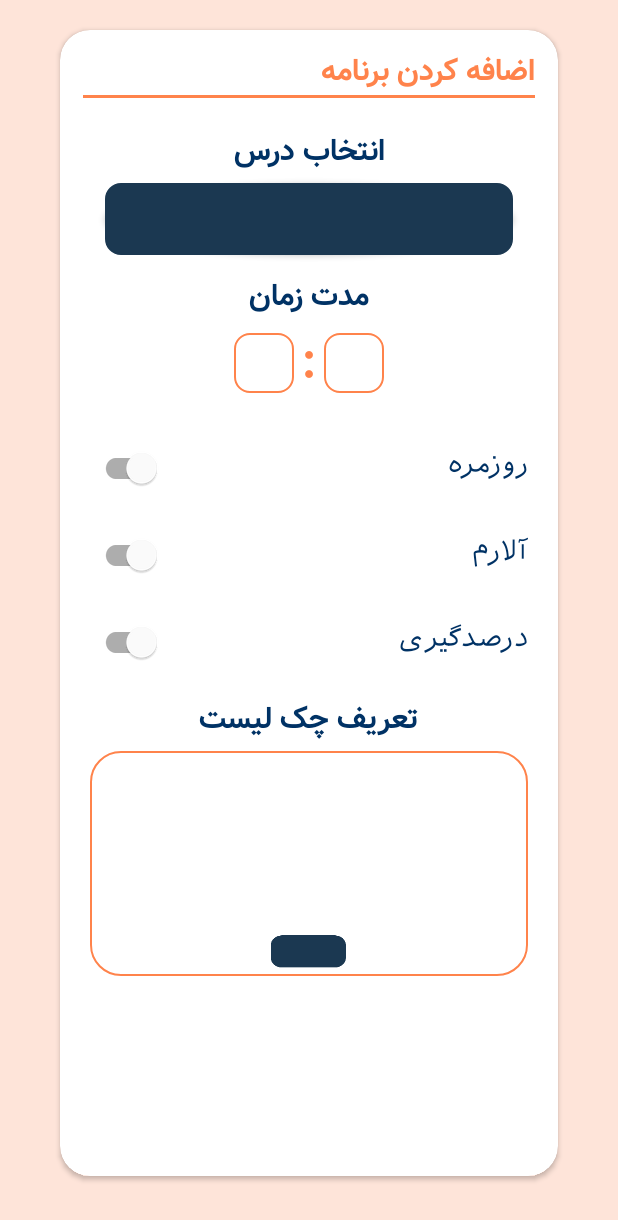
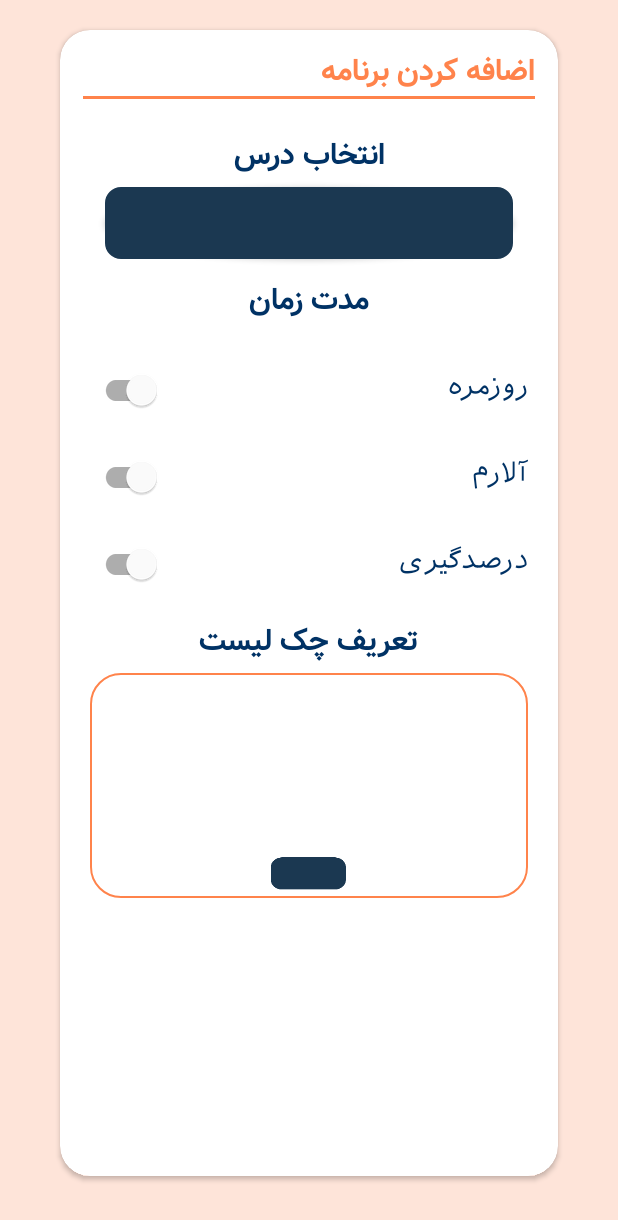
Before and after one commit to TarashGroup/TarashPlaningApp, an Android app: the layout activity_add_plan.xml on its own in the app's theme, with its tools: preview values and no code run, on a phone screen of 412 x 824 dp. Shown: the top 1220 px of the screen. Run offline under Robolectric (Android 15) with nearby library versions, the phone set to English and light mode, and no system bars.

Commit message:
Merge remote-tracking branch 'origin/master' into master

```diff
--- a/app/src/main/java/com/example/myclock/MainActivity.java
+++ b/app/src/main/java/com/example/myclock/MainActivity.java
@@ -32,6 +32,7 @@ public class MainActivity extends AppCompatActivity {
         String a = "F android studio & git";
         setContentView(R.layout.activity_main);
         //Another Easter Egg
+        //kodoom koskeshi ino pak kard ?
 
         Typeface typeface = ResourcesCompat.getFont(this, R.font.iransans);
 
--- a/app/src/main/res/layout/activity_add_plan.xml
+++ b/app/src/main/res/layout/activity_add_plan.xml
@@ -19,12 +19,6 @@
 
 
         >
-
-        <LinearLayout
-            android:layout_width="match_parent"
-            android:layout_height="match_parent"
-            android:orientation="vertical">
-
         <TextView
             android:layout_width="match_parent"
             android:layout_height="wrap_content"
@@ -41,13 +35,26 @@
             android:layout_width="match_parent"
             android:layout_height="2dp"
             android:layout_marginHorizontal="15dp"
+            android:layout_marginTop="44dp"
             android:background="@color/Bar" />
+
+        <ScrollView
+            android:layout_width="match_parent"
+            android:layout_height="wrap_content"
+            android:layout_marginTop="48dp"
+            >
+            <LinearLayout
+            android:layout_width="match_parent"
+            android:layout_height="wrap_content"
+            android:orientation="vertical"
+            >
+
 
             <TextView
                 android:layout_width="wrap_content"
                 android:layout_height="wrap_content"
                 android:layout_gravity="center"
-                android:layout_marginTop="18sp"
+                android:layout_marginTop="18dp"
                 android:fontFamily="@font/vazir"
                 android:text="@string/chooseCourse"
                 android:textColor="@color/colorPrimaryDark"
@@ -74,40 +81,7 @@
                 android:textColor="@color/colorPrimaryDark"
                 android:textSize="20sp" />
 
-            <LinearLayout
-                android:layout_width="match_parent"
-                android:layout_height="wrap_content"
-                android:layout_marginTop="3dp"
-                android:gravity="center"
-                android:orientation="horizontal">
 
-                <Spinner
-                    android:id="@+id/sp_hour"
-                    android:layout_width="40dp"
-                    android:layout_height="40dp"
-                    android:background="@drawable/bounds_for_clock_spinner"
-                    android:gravity="center"
-                    android:textAlignment="center"
-                    android:textColor="@color/Bar" />
-
-                <TextView
-                    android:layout_width="wrap_content"
-                    android:layout_height="wrap_content"
-                    android:layout_marginHorizontal="5dp"
-                    android:fontFamily="@font/vazir"
-                    android:text=":"
-                    android:textColor="@color/Bar"
-                    android:textSize="30dp" />
-
-                <Spinner
-                    android:id="@+id/sp_minute"
-                    android:layout_width="40dp"
-                    android:layout_height="40dp"
-                    android:background="@drawable/bounds_for_clock_spinner"
-                    android:gravity="center"
-                    android:textAlignment="center"
-                    android:textColor="@color/Bar" />
-            </LinearLayout>
 
             <com.google.android.material.switchmaterial.SwitchMaterial
                 android:id="@+id/sw_daily"
@@ -193,6 +167,7 @@
 
 
         </LinearLayout>
+        </ScrollView>
     </androidx.cardview.widget.CardView>
 
 
```
Also changed, not shown: app/src/main/java/com/example/myclock/AddPlanActivity.java (+7 -17 lines), app/src/main/res/layout/add_check_list_dialogue.xml (+7 -3 lines). Lines whose indentation alone changed are shown as unchanged.
